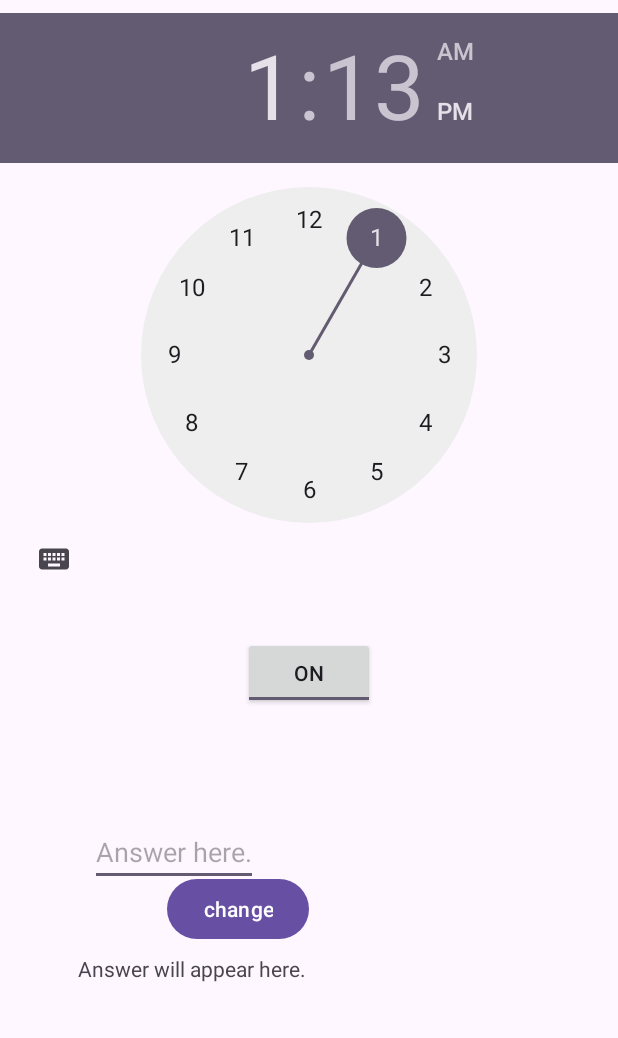
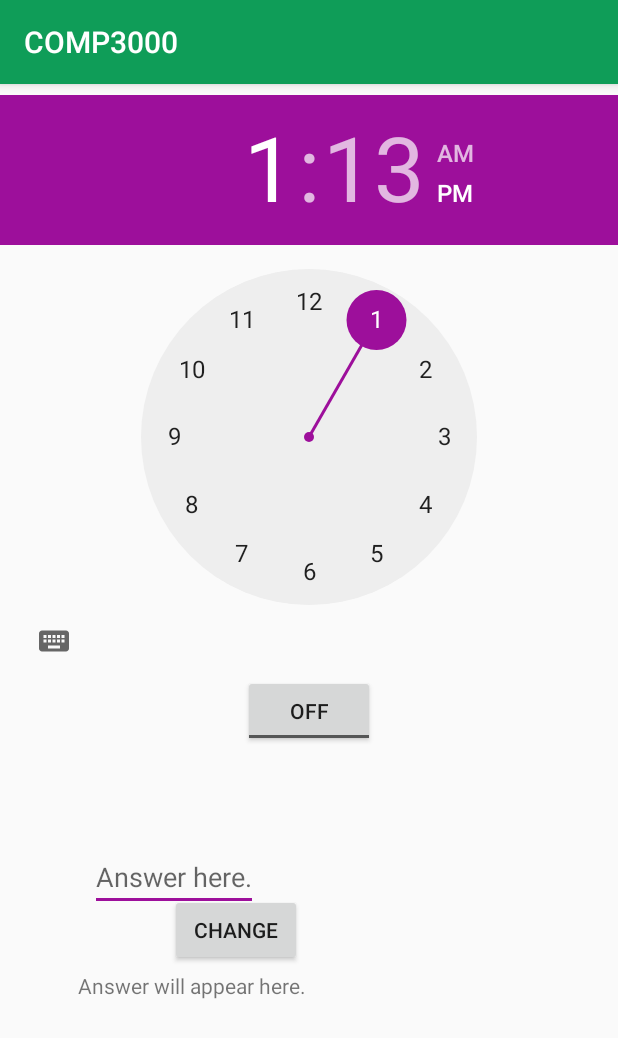
Before and after one commit to EdGA9001/EdwardGrant-AdamsonCOMP3000, an Android app: the screen it shows after launch (MathsPuzzle before the commit, MainActivity after it), on a phone screen of 412 x 824 dp. Shown: the top 1038 px of the screen. Run offline under Robolectric (Android 15) with nearby library versions, the light colour scheme and no system bars.

Commit message:
alarm stopped functioning

```diff
--- a/app/src/main/AndroidManifest.xml
+++ b/app/src/main/AndroidManifest.xml
@@ -2,10 +2,15 @@
 <manifest xmlns:android="http://schemas.android.com/apk/res/android"
     xmlns:tools="http://schemas.android.com/tools">
 
+    <!--
+    <uses-permission android:name="android.permission.SCHEDULE_EXACT_ALARM"/>
+    <uses-permission android:name="android.permission.POST_NOTIFICATIONS" />
     <uses-permission android:name="android.permission.VIBRATE"/>
     <uses-permission android:name="android.permission.FOREGROUND_SERVICE"/>
-    <!--
-    <uses-permission android:name="android.permission.SCHEDULE_EXACT_ALARM" />
+    <service
+        android:name=".AlarmReceiver"
+        android:foregroundServiceType="alarmClock"
+        />
     -->
 
     <application
@@ -19,7 +24,7 @@
         android:theme="@style/Theme.COMP3000"
         >
         <activity
-            android:name=".MathsPuzzle"
+            android:name=".MainActivity"
             android:exported="true"
             >
             <intent-filter>
@@ -35,11 +40,6 @@
             android:enabled="true"
             android:exported="false"
             />
-        <!--might try using service later
-        <service
-            android:name=".AlarmReceiver"
-            android:foregroundServiceType="alarmClock"
-            />
-        -->
+
     </application>
 </manifest>
--- a/app/src/main/java/com/example/comp3000/MathsPuzzle.java
+++ b/app/src/main/java/com/example/comp3000/MainActivity.java
@@ -14,7 +14,8 @@ import android.widget.Toast;
 import android.widget.ToggleButton;
 import java.util.Calendar;
 
-public class MathsPuzzle extends AppCompatActivity{
+
+public class MainActivity extends AppCompatActivity{
     TimePicker alarmTimePicker;
     PendingIntent pendingIntent;
     AlarmManager alarmManager;
@@ -46,7 +47,7 @@ public class MathsPuzzle extends AppCompatActivity{
     public void OnToggleClicked(View view) {
         long time;
         if (((ToggleButton) view).isChecked()) {
-            Toast.makeText(MathsPuzzle.this, "ALARM ON", Toast.LENGTH_SHORT).show();
+            Toast.makeText(MainActivity.this, "ALARM ON", Toast.LENGTH_SHORT).show();
             Calendar calendar = Calendar.getInstance();
 
             calendar.set(Calendar.HOUR_OF_DAY, alarmTimePicker.getHour());
@@ -67,8 +68,7 @@ public class MathsPuzzle extends AppCompatActivity{
             alarmManager.setRepeating(AlarmManager.RTC_WAKEUP, time, 60000, pendingIntent);
         } else {
             alarmManager.cancel(pendingIntent);
-            Toast.makeText(MathsPuzzle.this, "ALARM OFF", Toast.LENGTH_SHORT).show();
+            Toast.makeText(MainActivity.this, "ALARM OFF", Toast.LENGTH_SHORT).show();
         }
     }
-
 }
--- a/app/src/main/res/layout/activity_main.xml
+++ b/app/src/main/res/layout/activity_main.xml
@@ -5,7 +5,7 @@
     android:id="@+id/main"
     android:layout_width="match_parent"
     android:layout_height="match_parent"
-    tools:context=".MathsPuzzle"
+    tools:context=".MainActivity"
     tools:ignore="HardcodedText"
     >
 
@@ -35,13 +35,12 @@
         android:layout_gravity="center"
         />
 
-    <!--User can toggle alarm
-    By default set to true/on-->
+    <!--User can toggle alarm, by default set to false/off-->
     <ToggleButton
         android:id="@+id/toggleButton"
         android:layout_gravity="center"
         android:layout_margin="20dp"
-        android:checked="true"
+        android:checked="false"
         android:onClick="OnToggleClicked"
         app:layout_constraintHorizontal_bias="0.5"
         app:layout_constraintVertical_bias="0.55"
--- a/app/src/main/res/values/colors.xml
+++ b/app/src/main/res/values/colors.xml
@@ -1,5 +1,6 @@
 <?xml version="1.0" encoding="utf-8"?>
 <resources>
-    <color name="black">#FF000000</color>
-    <color name="white">#FFFFFFFF</color>
+    <color name="colorPrimary">#0F9D58</color>
+    <color name="colorPrimaryDark">#0F4C2E</color>
+    <color name="colorAccent">#9D0F9B</color>
 </resources>
--- a/app/src/main/res/values/themes.xml
+++ b/app/src/main/res/values/themes.xml
@@ -1,9 +1,17 @@
+<!--Original
 <resources xmlns:tools="http://schemas.android.com/tools">
-    <!-- Base application theme. -->
     <style name="Base.Theme.COMP3000" parent="Theme.Material3.DayNight.NoActionBar">
-        <!-- Customize your light theme here. -->
-        <!-- <item name="colorPrimary">@color/my_light_primary</item> -->
     </style>
-
     <style name="Theme.COMP3000" parent="Base.Theme.COMP3000" />
 </resources>
+-->
+
+<resources xmlns:tools="http://schemas.android.com/tools">
+<style name="Base.Theme.COMP3000" parent="Theme.AppCompat.Light.DarkActionBar">
+    <item name="colorPrimary">@color/colorPrimary</item>
+    <item name="colorPrimaryDark">@color/colorPrimaryDark</item>
+    <item name="colorAccent">@color/colorAccent</item>
+</style>
+
+<style name="Theme.COMP3000" parent="Base.Theme.COMP3000" />
+</resources>
```
Also changed, not shown: app/src/main/java/com/example/comp3000/AlarmReceiver.java (+97 -3 lines), app/src/main/java/com/example/comp3000/MainActivity.kt (deleted, +0 -20 lines).
